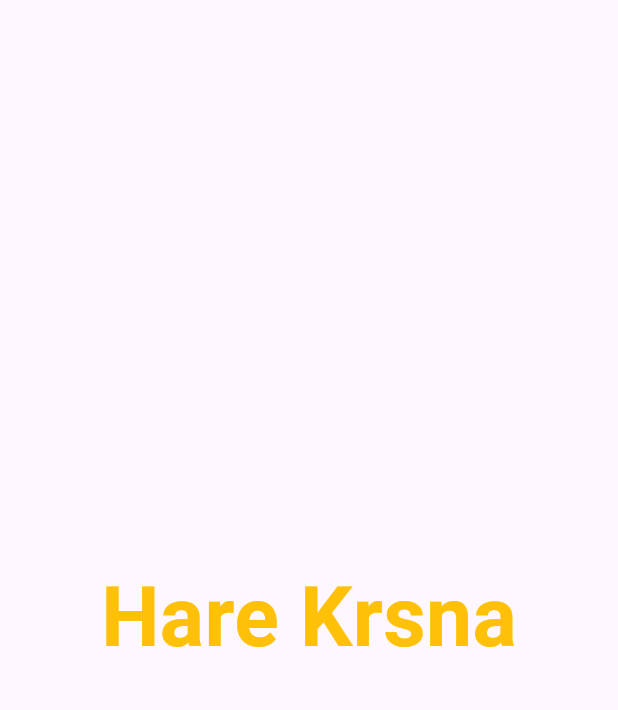
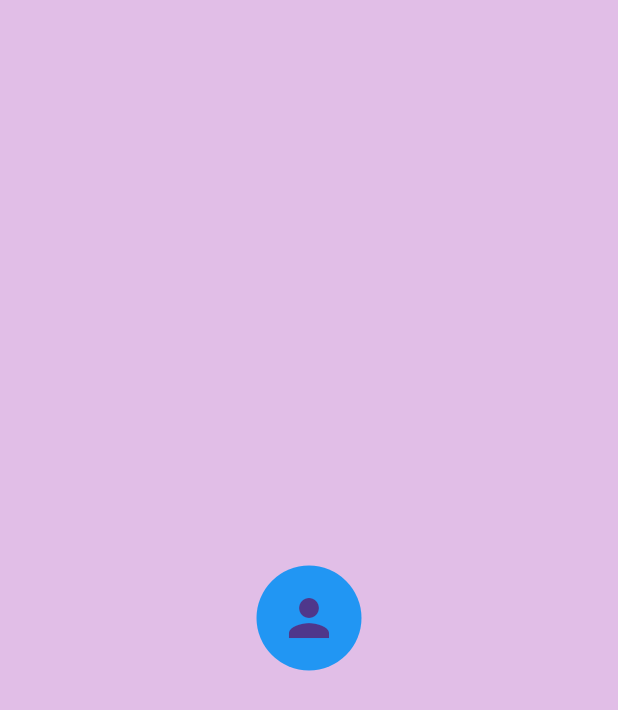
Before and after one commit to d19rsabhah/login_screen, a Flutter app: the SplashScreen screen opened directly, on a phone screen of 412 x 824 dp. Shown: the top 710 px of the screen. Run offline on Flutter 3.47's test engine with Material 3 defaults, Android fonts, the phone set to English and light mode, and no system bars; our stand-ins replace shared_preferences; accounts and stored records are empty.

Commit message:
given background color

```diff
--- a/lib/main.dart
+++ b/lib/main.dart
@@ -51,12 +51,22 @@ class SplashScreenPage extends State<SplashScreen> {
   @override
   Widget build(BuildContext context) {
     return Scaffold(
-        body: Center(
-            child: Text(
-      'Hare Krsna',
-      style: TextStyle(
-          fontSize: 55, fontWeight: FontWeight.bold, color: Colors.amber),
-    )));
+        body: Container(
+      color: Colors.purple.shade100,
+      child: Center(
+        child: Container(
+          width: 70,
+          height: 70,
+          child: CircleAvatar(
+            backgroundColor: Colors.blue,
+            child: Icon(
+              Icons.person,
+              size: 40,
+            ),
+          ),
+        ),
+      ),
+    ));
   }
 
   void whereToGo() async {
```
Also changed, not shown: lib/Pages/login.dart (+8 -4 lines).
